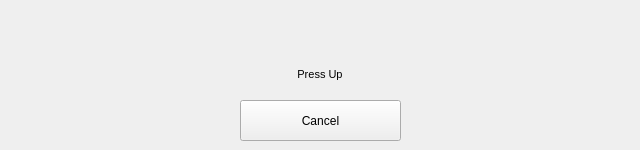
First picture: the form in gpsp4cute/keyconfigdialog.ui, repository Summeli/gpSP4Cute, before the edit.
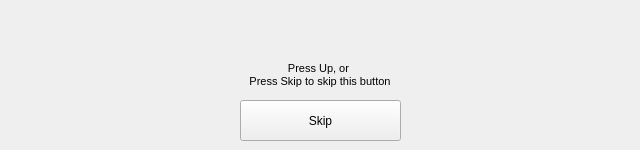
Second picture: the form after the edit.

The edit to the form file:
```diff
--- a/gpsp4cute/keyconfigdialog.ui
+++ b/gpsp4cute/keyconfigdialog.ui
@@ -31,12 +31,13 @@
    <property name="styleSheet">
     <string notr="true"/>
    </property>
-   <property name="text">
-    <string>&lt;!DOCTYPE HTML PUBLIC &quot;-//W3C//DTD HTML 4.0//EN&quot; &quot;http://www.w3.org/TR/REC-html40/strict.dtd&quot;&gt;
-&lt;html&gt;&lt;head&gt;&lt;meta name=&quot;qrichtext&quot; content=&quot;1&quot; /&gt;&lt;style type=&quot;text/css&quot;&gt;
+   <property name="text" >
+    <string>&lt;!DOCTYPE HTML PUBLIC "-//W3C//DTD HTML 4.0//EN" "http://www.w3.org/TR/REC-html40/strict.dtd">
+&lt;html>&lt;head>&lt;meta name="qrichtext" content="1" />&lt;style type="text/css">
 p, li { white-space: pre-wrap; }
-&lt;/style&gt;&lt;/head&gt;&lt;body style=&quot; font-family:'MS Shell Dlg 2'; font-size:8.25pt; font-weight:400; font-style:normal;&quot;&gt;
-&lt;p align=&quot;center&quot; style=&quot; margin-top:0px; margin-bottom:0px; margin-left:0px; margin-right:0px; -qt-block-indent:0; text-indent:0px; font-size:8pt;&quot;&gt;Press Up&lt;/p&gt;&lt;/body&gt;&lt;/html&gt;</string>
+&lt;/style>&lt;/head>&lt;body style=" font-family:'MS Shell Dlg 2'; font-size:8.25pt; font-weight:400; font-style:normal;">
+&lt;p align="center" style=" margin-top:0px; margin-bottom:0px; margin-left:0px; margin-right:0px; -qt-block-indent:0; text-indent:0px; font-size:8pt;">Press Up, or &lt;/p>
+&lt;p align="center" style=" margin-top:0px; margin-bottom:0px; margin-left:0px; margin-right:0px; -qt-block-indent:0; text-indent:0px; font-size:8pt;">Press Skip to skip this button&lt;/p>&lt;/body>&lt;/html></string>
    </property>
    <property name="alignment">
     <set>Qt::AlignCenter</set>
@@ -51,12 +52,12 @@
      <height>41</height>
     </rect>
    </property>
-   <property name="text">
-    <string>Cancel</string>
+   <property name="text" >
+    <string>Skip</string>
    </property>
   </widget>
  </widget>
- <layoutdefault spacing="6" margin="11"/>
+ <layoutdefault spacing="6" margin="11" />
  <resources/>
  <connections/>
 </ui>
```
Left out of the diff: 25 changed lines with no effect on the pictures.
